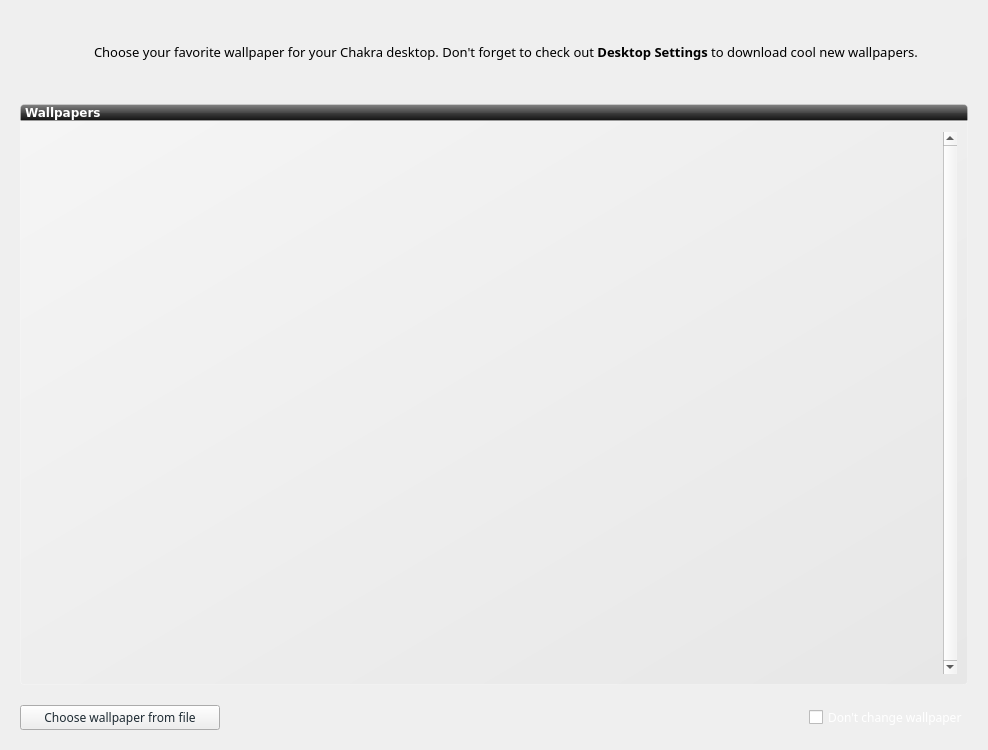
Old version of the form ui/ui_scrWallpaper.ui in the repository rshipp/kapudan.
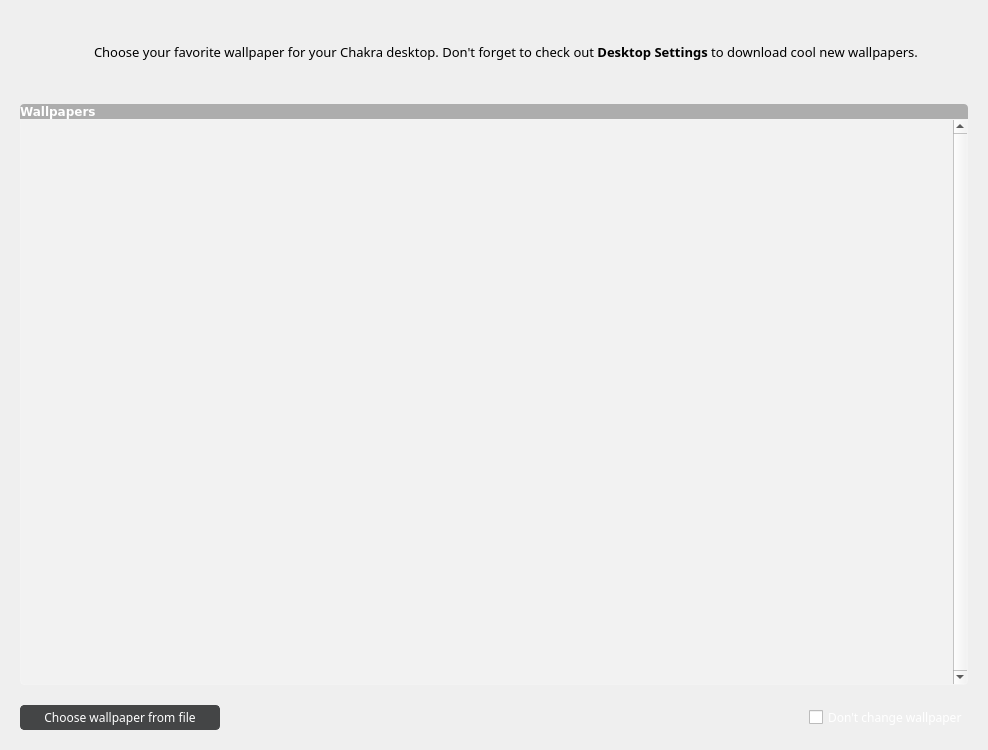
New version of the form. Icons and pictures are not drawn.

```diff
--- a/ui/ui_scrWallpaper.ui
+++ b/ui/ui_scrWallpaper.ui
@@ -14,7 +14,40 @@
    <string>Wallpaper</string>
   </property>
   <property name="styleSheet">
-   <string notr="true"/>
+   <string notr="true">
+QListWidget {
+	background-color: rgb(242, 242, 242);
+	border: 1px solid rgba(255,255,255,50);
+	border-bottom-left-radius: 4px;
+	border-bottom-right-radius: 4px;
+}
+
+
+QPushButton{
+	padding: 3px 10px 3px 10px;
+	color: white;
+	border:0px;
+	border-radius:4px;
+	background-color: rgb(68, 69, 70);
+}
+
+QPushButton::flat{
+	border:1px solid  rgb(68, 69, 70);
+	border-radius:4px;
+	background-color: rgb(68, 69, 70);
+}
+
+QPushButton::flat:hover{
+	border:1px solid rgba(0, 0, 0, 100);
+	border-radius:4px;
+	background-color: rgb(0, 172, 255);
+}
+
+QPushButton::flat:pressed{
+	border:1px solid rgba(0, 0, 0, 100);
+	border-radius:4px;
+	background-color: rgb(106, 114, 128);
+}</string>
   </property>
   <layout class="QGridLayout" name="gridLayout">
    <property name="margin">
@@ -106,9 +139,7 @@
         </font>
        </property>
        <property name="styleSheet">
-        <string notr="true">    background-color: qlineargradient(spread:pad, x1:0.5, y1:0, x2:0.5, y2:1, stop:0 rgba(132, 132, 132, 255), stop:0.501481 rgba(70, 70, 70, 255), stop:0.503057 rgba(62, 62, 62, 255), stop:1 rgba(16, 16, 16, 255));
-/*background-color: qlineargradient(spread:pad, x1:1, y1:1, x2:0, y2:0, stop:0 rgba(219, 219, 219, 100), stop:1 rgba(255, 255, 255, 100));*/
-border: 1px solid rgba(255,255,255,50);
+        <string notr="true">background-color: rgba(0, 0, 0, 70);
 color:white;
 border-top-left-radius: 4px;
 border-top-right-radius: 4px;</string>
@@ -139,13 +170,7 @@
         <bool>false</bool>
        </property>
        <property name="styleSheet">
-        <string notr="true">#listWallpaper{
-padding:10px;
-background-color: qlineargradient(spread:pad, x1:1, y1:1, x2:0, y2:0, stop:0 rgba(219, 219, 219, 100), stop:1 rgba(255, 255, 255, 100));
-border: 1px solid rgba(255,255,255,50);
-border-bottom-left-radius: 4px;
-border-bottom-right-radius: 4px;
-}</string>
+        <string notr="true">color: rgb(30, 43, 51)</string>
        </property>
        <property name="frameShape">
         <enum>QFrame::NoFrame</enum>
@@ -241,14 +266,17 @@
            <pointsize>9</pointsize>
           </font>
          </property>
+         <property name="autoFillBackground">
+          <bool>false</bool>
+         </property>
          <property name="styleSheet">
-          <string notr="true">color: rgb(30, 43, 51)</string>
+          <string notr="true"/>
          </property>
          <property name="text">
           <string>Choose wallpaper from file</string>
          </property>
          <property name="flat">
-          <bool>false</bool>
+          <bool>true</bool>
          </property>
         </widget>
        </item>
```
